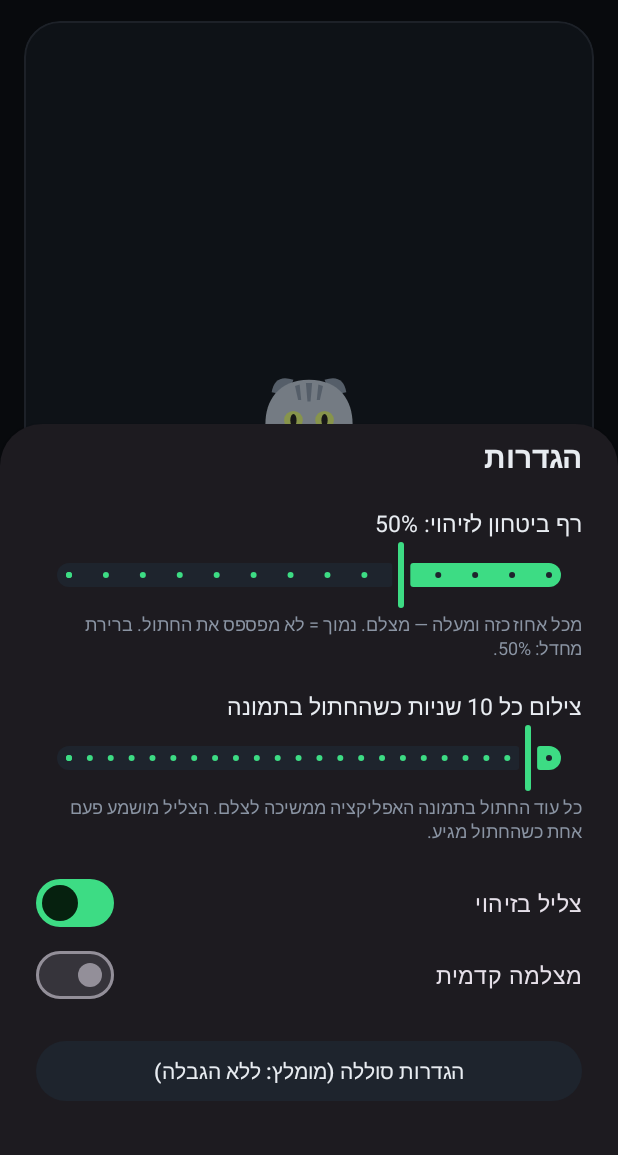
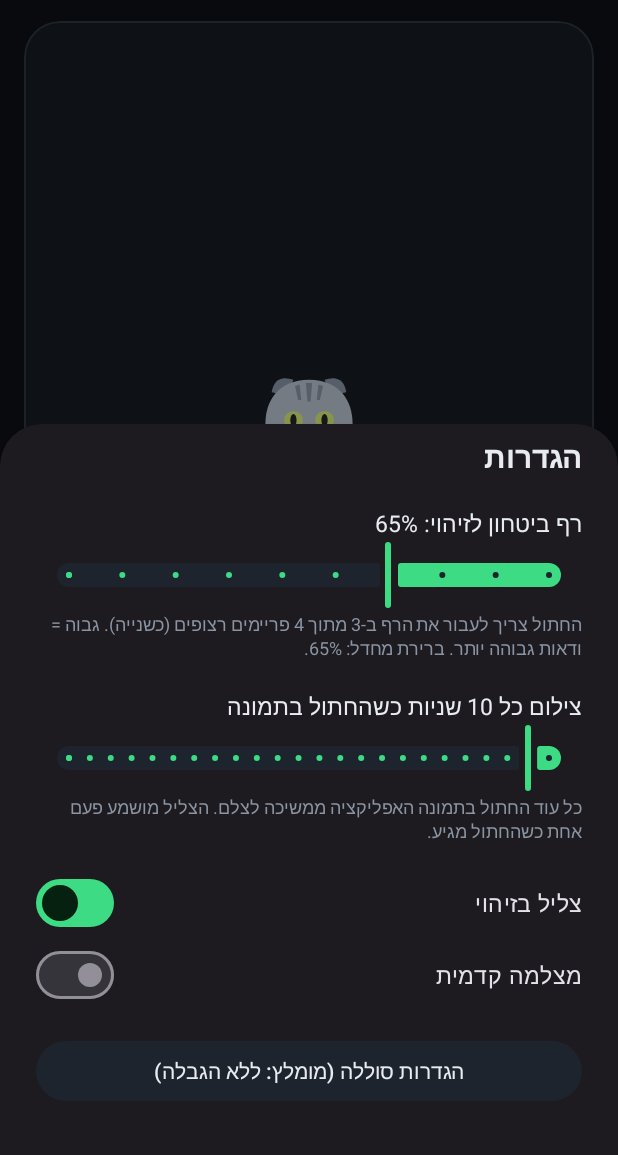
Before and after one commit to captainido/git-practice, an Android app: the screen it shows after launch (MainActivity), after a tap on "הגדרות", on a phone screen of 412 x 824 dp, the part 81-1236 px from its top. Run offline under Robolectric (Android 15) with nearby library versions, the phone set to English and light mode, and no system bars; libraries missing offline, so code that uses them is left out: androidx.camera.core, androidx.camera.view; plain views replace PreviewView; 3 statements that could not run were skipped.

Commit message:
CatCam 2.2: object detector with multi-frame confirmation
Whole-image labeling (ML Kit) scored cat-like scenes such as gray blankets
as "Cat", so lowering its threshold produced false captures. Replace it with
an on-device object detector (MediaPipe EfficientDet-Lite2, COCO "cat"):

- A frame is a hit only with score >= threshold (default 65%) and a box
  covering >= 1.5% of the frame; photos need 3 hits in the last 4 frames
- Live view draws the detected box (amber = verifying, green = confirmed)
- Stamp shows the detection score on each photo
- New threshold pref key so earlier lowered values don't carry over
- arm64-only (MediaPipe has no 32-bit library) and native load errors are
  caught instead of crashing

Checked offline with the same model on the owner's photos: the cat scores
76-92% upright; floor, chair, rug, plant and gray-fur textures score 1-6%.

Co-Authored-By: Claude Opus 5.5 <noreply@anthropic.com>
Claude-Session: https://claude.ai/code/session_019CajuSGqygmzNoLetrR2si

```diff
--- a/cat-cam/app/src/main/AndroidManifest.xml
+++ b/cat-cam/app/src/main/AndroidManifest.xml
@@ -10,7 +10,7 @@
     <uses-permission android:name="android.permission.POST_NOTIFICATIONS" />
     <uses-permission android:name="android.permission.WAKE_LOCK" />
 
-    <!-- Detection runs fully on-device; keep ML Kit's usage logging from reaching the network. -->
+    <!-- Detection runs fully on-device; keep any library from adding network access. -->
     <uses-permission android:name="android.permission.INTERNET" tools:node="remove" />
     <uses-permission android:name="android.permission.ACCESS_NETWORK_STATE" tools:node="remove" />
 
--- a/cat-cam/app/src/main/java/com/yungerman/catcam/CatCamState.kt
+++ b/cat-cam/app/src/main/java/com/yungerman/catcam/CatCamState.kt
@@ -1,5 +1,6 @@
 package com.yungerman.catcam
 
+import android.graphics.RectF
 import android.net.Uri
 import androidx.camera.core.Preview
 import kotlinx.coroutines.flow.MutableSharedFlow
@@ -10,11 +11,17 @@ object CatCamState {
     val running = MutableStateFlow(false)
     val status = MutableStateFlow("המצלמה כבויה")
 
-    /** Latest ML Kit "Cat" confidence (0..1) from the live analysis. */
-    val catConfidence = MutableStateFlow(0f)
+    /** Best cat score (0..1) in the latest analyzed frame. */
+    val catScore = MutableStateFlow(0f)
 
-    /** The same decision the service uses to capture, so the screen never disagrees with it. */
-    val catDetected = MutableStateFlow(false)
+    /** The latest frame alone passes the threshold (not yet confirmed). */
+    val catHit = MutableStateFlow(false)
+
+    /** Confirmed over several frames: the exact condition that triggers photos. */
+    val catConfirmed = MutableStateFlow(false)
+
+    /** Where the cat is, for drawing on the live view; null when unknown or not drawable. */
+    val catBox = MutableStateFlow<CatBox?>(null)
 
     /** Wall-clock time of the next automatic capture while the cat stays in view (0 = none). */
     val nextCaptureAt = MutableStateFlow(0L)
@@ -28,4 +35,7 @@ object CatCamState {
 
     /** Set by the screen while it is visible; the service attaches a live preview to it. */
     val previewSurface = MutableStateFlow<Preview.SurfaceProvider?>(null)
+
+    /** [rect] is normalized (0..1) to an upright frame whose width/height ratio is [frameAspect]. */
+    data class CatBox(val rect: RectF, val frameAspect: Float, val score: Float)
 }
--- /dev/null
+++ b/cat-cam/app/src/main/java/com/yungerman/catcam/DetectionOverlayView.kt
@@ -0,0 +1,75 @@
+package com.yungerman.catcam
+
+import android.content.Context
+import android.graphics.Canvas
+import android.graphics.Color
+import android.graphics.Paint
+import android.graphics.RectF
+import android.graphics.Typeface
+import android.util.AttributeSet
+import android.view.View
+import kotlin.math.max
+
+/** Draws the detected cat's box over the live preview (which uses scaleType fillCenter). */
+class DetectionOverlayView @JvmOverloads constructor(
+    context: Context,
+    attrs: AttributeSet? = null,
+) : View(context, attrs) {
+
+    private var box: CatCamState.CatBox? = null
+    private var confirmed = false
+    private var mirrored = false
+
+    private val density = resources.displayMetrics.density
+    private val strokePaint = Paint(Paint.ANTI_ALIAS_FLAG).apply {
+        style = Paint.Style.STROKE
+        strokeWidth = 3 * density
+    }
+    private val tagPaint = Paint(Paint.ANTI_ALIAS_FLAG)
+    private val textPaint = Paint(Paint.ANTI_ALIAS_FLAG).apply {
+        color = Color.WHITE
+        textSize = 13 * density
+        typeface = Typeface.DEFAULT_BOLD
+    }
+    private val rect = RectF()
+    private val tagRect = RectF()
+
+    fun show(box: CatCamState.CatBox?, confirmed: Boolean, mirrored: Boolean) {
+        this.box = box
+        this.confirmed = confirmed
+        this.mirrored = mirrored
+        invalidate()
+    }
+
+    override fun onDraw(canvas: Canvas) {
+        val b = box ?: return
+        // Map the normalized frame onto the view the same way PreviewView's fillCenter does.
+        val frameW = b.frameAspect
+        val scale = max(width / frameW, height / 1f)
+        val dx = (width - frameW * scale) / 2
+        val dy = (height - scale) / 2
+        val left = if (mirrored) 1 - b.rect.right else b.rect.left
+        val right = if (mirrored) 1 - b.rect.left else b.rect.right
+        rect.set(dx + left * frameW * scale, dy + b.rect.top * scale, dx + right * frameW * scale, dy + b.rect.bottom * scale)
+
+        val color = if (confirmed) COLOR_CONFIRMED else COLOR_CHECKING
+        strokePaint.color = color
+        val corner = 12 * density
+        canvas.drawRoundRect(rect, corner, corner, strokePaint)
+
+        val label = "חתול ${Math.round(b.score * 100)}%"
+        val pad = 6 * density
+        val tagH = textPaint.textSize + 2 * pad
+        val tagW = textPaint.measureText(label) + 2 * pad
+        val tagTop = (rect.top - tagH - 4 * density).coerceAtLeast(0f)
+        tagRect.set(rect.left, tagTop, rect.left + tagW, tagTop + tagH)
+        tagPaint.color = color
+        canvas.drawRoundRect(tagRect, tagH / 2, tagH / 2, tagPaint)
+        canvas.drawText(label, tagRect.left + pad, tagRect.bottom - pad - textPaint.descent() / 2, textPaint)
+    }
+
+    private companion object {
+        val COLOR_CONFIRMED = Color.rgb(61, 220, 132)
+        val COLOR_CHECKING = Color.rgb(245, 166, 35)
+    }
+}
--- a/cat-cam/app/src/main/java/com/yungerman/catcam/MainActivity.kt
+++ b/cat-cam/app/src/main/java/com/yungerman/catcam/MainActivity.kt
@@ -51,6 +51,7 @@ class MainActivity : AppCompatActivity() {
     private lateinit var clockText: TextView
     private lateinit var detectionChip: TextView
     private lateinit var flashOverlay: View
+    private lateinit var detectionOverlay: DetectionOverlayView
     private lateinit var todayCountText: TextView
     private lateinit var lastDetectionText: TextView
     private lateinit var lastPhoto: ShapeableImageView
@@ -85,6 +86,7 @@ class MainActivity : AppCompatActivity() {
         clockText = findViewById(R.id.clockText)
         detectionChip = findViewById(R.id.detectionChip)
         flashOverlay = findViewById(R.id.flashOverlay)
+        detectionOverlay = findViewById(R.id.detectionOverlay)
         todayCountText = findViewById(R.id.todayCountText)
         lastDetectionText = findViewById(R.id.lastDetectionText)
         lastPhoto = findViewById(R.id.lastPhoto)
@@ -144,11 +146,17 @@ class MainActivity : AppCompatActivity() {
                 launch {
                     combine(
                         CatCamState.running,
-                        CatCamState.catConfidence,
-                        CatCamState.catDetected,
+                        CatCamState.catScore,
+                        CatCamState.catHit,
+                        CatCamState.catConfirmed,
                         CatCamState.nextCaptureAt,
-                    ) { running, confidence, detected, nextAt -> Detection(running, confidence, detected, nextAt) }
+                    ) { running, score, hit, confirmed, nextAt -> Detection(running, score, hit, confirmed, nextAt) }
                         .collect(::renderDetection)
+                }
+                launch {
+                    combine(CatCamState.running, CatCamState.catBox, CatCamState.catConfirmed) { running, box, confirmed ->
+                        detectionOverlay.show(if (running) box else null, confirmed, mirrored = prefs.useFrontCamera)
+                    }.collect {}
                 }
                 launch { CatCamState.detectionsToday.collect { todayCountText.text = it.toString() } }
                 launch { CatCamState.lastDetectionTime.collect { lastDetectionText.text = it ?: "—" } }
@@ -180,23 +188,36 @@ class MainActivity : AppCompatActivity() {
         }
     }
 
-    private data class Detection(val running: Boolean, val confidence: Float, val detected: Boolean, val nextCaptureAt: Long)
+    private data class Detection(
+        val running: Boolean,
+        val score: Float,
+        val hit: Boolean,
+        val confirmed: Boolean,
+        val nextCaptureAt: Long,
+    )
 
     private fun renderDetection(d: Detection) {
         if (!d.running) {
             detectionChip.visibility = View.GONE
             return
         }
-        val percent = Math.round(d.confidence * 100)
+        val percent = Math.round(d.score * 100)
         val secondsToNext = ((d.nextCaptureAt - System.currentTimeMillis() + 999) / 1000).coerceAtLeast(0)
         detectionChip.visibility = View.VISIBLE
         detectionChip.text = when {
-            d.detected && secondsToNext > 0 -> "🐱  חתול זוהה · $percent% · צילום הבא בעוד $secondsToNext ש׳"
-            d.detected -> "🐱  חתול זוהה · $percent% · מצלם"
+            d.confirmed && secondsToNext > 0 -> "🐱  חתול זוהה · $percent% · צילום הבא בעוד $secondsToNext ש׳"
+            d.confirmed -> "🐱  חתול זוהה · $percent% · מצלם"
+            d.hit -> "מאמת חתול… $percent%"
             percent > 0 -> "מחפש חתול… ($percent%)"
             else -> "מחפש חתול…"
         }
-        detectionChip.setBackgroundResource(if (d.detected) R.drawable.bg_chip_detected else R.drawable.bg_chip)
+        detectionChip.setBackgroundResource(
+            when {
+                d.confirmed -> R.drawable.bg_chip_detected
+                d.hit -> R.drawable.bg_chip_checking
+                else -> R.drawable.bg_chip
+            }
+        )
     }
 
     private fun flash() {
@@ -234,10 +255,10 @@ class MainActivity : AppCompatActivity() {
 
         val confidenceLabel = view.findViewById<TextView>(R.id.confidenceLabel)
         val confidenceSlider = view.findViewById<Slider>(R.id.confidenceSlider)
-        confidenceSlider.value = prefs.minConfidence.toFloat()
-        confidenceLabel.text = "רף ביטחון לזיהוי: ${prefs.minConfidence}%"
+        confidenceSlider.value = prefs.detectionThreshold.toFloat()
+        confidenceLabel.text = "רף ביטחון לזיהוי: ${prefs.detectionThreshold}%"
         confidenceSlider.addOnChangeListener { _, value, _ ->
-            prefs.minConfidence = value.toInt()
+            prefs.detectionThreshold = value.toInt()
             confidenceLabel.text = "רף ביטחון לזיהוי: ${value.toInt()}%"
         }
 
--- a/cat-cam/app/src/main/java/com/yungerman/catcam/Prefs.kt
+++ b/cat-cam/app/src/main/java/com/yungerman/catcam/Prefs.kt
@@ -15,10 +15,10 @@ class Prefs(context: Context) {
         get() = snap(sp.getInt("captureIntervalSec", 10), 5, 120)
         set(v) = sp.edit { putInt("captureIntervalSec", snap(v, 5, 120)) }
 
-    /** Minimum ML Kit confidence (percent) for the "Cat" label. Any cat seen is our cat. */
-    var minConfidence: Int
-        get() = snap(sp.getInt("minConfidence", 50), 30, 95)
-        set(v) = sp.edit { putInt("minConfidence", snap(v, 30, 95)) }
+    /** Minimum detector score (percent) for a frame to count as "cat". */
+    var detectionThreshold: Int
+        get() = snap(sp.getInt("detectorThreshold", 65), 50, 95)
+        set(v) = sp.edit { putInt("detectorThreshold", snap(v, 50, 95)) }
 
     var useFrontCamera: Boolean
         get() = sp.getBoolean("useFrontCamera", false)
--- /dev/null
+++ b/cat-cam/app/src/main/res/drawable/bg_chip_checking.xml
@@ -0,0 +1,5 @@
+<?xml version="1.0" encoding="utf-8"?>
+<shape xmlns:android="http://schemas.android.com/apk/res/android" android:shape="rectangle">
+    <solid android:color="#E6F5A623" />
+    <corners android:radius="999dp" />
+</shape>
--- a/cat-cam/app/src/main/res/layout/activity_main.xml
+++ b/cat-cam/app/src/main/res/layout/activity_main.xml
@@ -79,6 +79,11 @@
                 android:layout_width="match_parent"
                 android:layout_height="match_parent"
                 app:scaleType="fillCenter" />
+
+            <com.yungerman.catcam.DetectionOverlayView
+                android:id="@+id/detectionOverlay"
+                android:layout_width="match_parent"
+                android:layout_height="match_parent" />
 
             <LinearLayout
                 android:id="@+id/placeholder"
--- a/cat-cam/app/src/main/res/layout/sheet_settings.xml
+++ b/cat-cam/app/src/main/res/layout/sheet_settings.xml
@@ -31,13 +31,13 @@
         android:layout_width="match_parent"
         android:layout_height="wrap_content"
         android:stepSize="5"
-        android:valueFrom="30"
+        android:valueFrom="50"
         android:valueTo="95" />
 
     <TextView
         android:layout_width="wrap_content"
         android:layout_height="wrap_content"
-        android:text="מכל אחוז כזה ומעלה — מצלם. נמוך = לא מפספס את החתול. ברירת מחדל: 50%."
+        android:text="החתול צריך לעבור את הרף ב-3 מתוך 4 פריימים רצופים (כשנייה). גבוה = ודאות גבוהה יותר. ברירת מחדל: 65%."
         android:textColor="@color/text_dim"
         android:textSize="12sp" />
 
```
Also changed, not shown: cat-cam/app/build.gradle.kts (+11 -5 lines), cat-cam/app/src/main/java/com/yungerman/catcam/CatCamService.kt (+63 -33 lines), cat-cam/app/src/main/java/com/yungerman/catcam/CatDetector.kt (added, +52 -0 lines), 3 other files.
